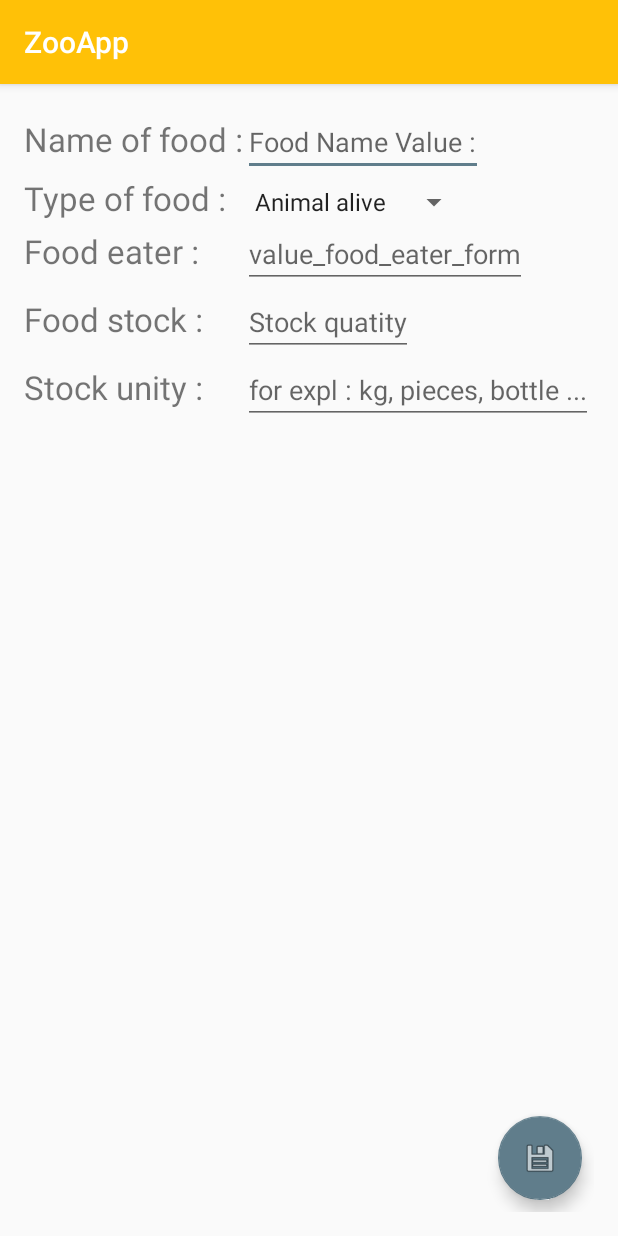
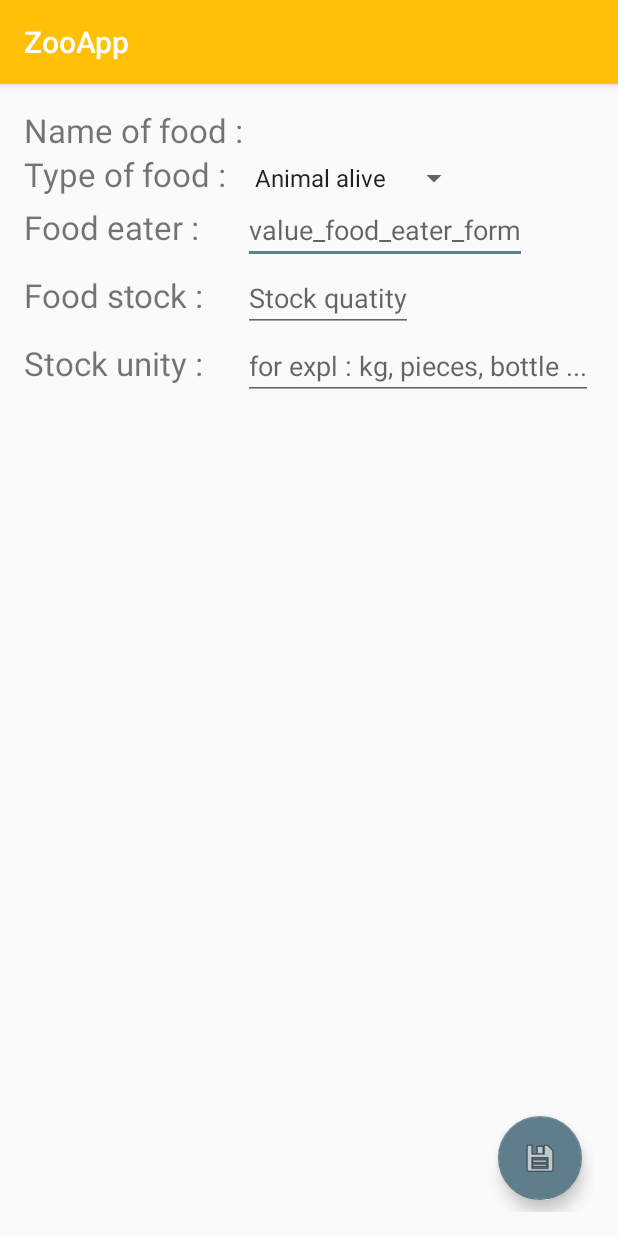
Before and after one commit to tpuch24/zooTeam3Front, an Android app: the FoodUpdateActivity screen opened directly, with no data from a screen before it, on a phone screen of 412 x 824 dp. Run offline under Robolectric (Android 15) with nearby library versions, the phone set to English and light mode, and no system bars; 6 statements that could not run were skipped.

Commit message:
Finish Update Food

```diff
--- a/app/src/main/java/zooapp/jmdel/fr/zooapp/FoodUpdateActivity.java
+++ b/app/src/main/java/zooapp/jmdel/fr/zooapp/FoodUpdateActivity.java
@@ -6,6 +6,8 @@ import android.support.design.widget.FloatingActionButton;
 import android.support.v7.app.AppCompatActivity;
 import android.os.Bundle;
 import android.view.View;
+import android.widget.ArrayAdapter;
+import android.widget.EditText;
 import android.widget.Spinner;
 import android.widget.TextView;
 import android.widget.Toast;
@@ -20,26 +22,40 @@ public class FoodUpdateActivity extends AppCompatActivity {
         super.onCreate(savedInstanceState);
         setContentView(R.layout.activity_food_update);
 
-        FloatingActionButton food = (FloatingActionButton) findViewById(R.id.update_food);
-        food.setOnClickListener(new View.OnClickListener() {
+        Bundle extra = getIntent().getExtras();
+        final Food food = (Food) extra.getSerializable("food");
+
+        // Edit values from object food to fields
+        //non-modifialble Food Name
+            ((TextView)findViewById(R.id.FixedFoodName)).setText(food.getName())  ;
+        //Spiner type
+        Spinner mySpinner = (Spinner)findViewById(R.id.spinnerTypeeFood);
+        int index = 0;
+        for (int i=0;i<mySpinner.getCount();i++){
+            if (mySpinner.getItemAtPosition(i).equals(food.getType())){
+                mySpinner.setSelection(i);
+                break;
+            }
+        }
+        //EditText eater, stock, unity
+        ((EditText)findViewById(R.id.EditTextEater)).setText(food.getEater_type());
+        ((EditText)findViewById(R.id.EditDoubleStock)).setText(String.valueOf(food.getStock()));
+        ((EditText)findViewById(R.id.EditStockUnit)).setText(food.getUnity());
+
+        // On click update-food_bt
+        FloatingActionButton food_update_btn = (FloatingActionButton) findViewById(R.id.update_food_bt);
+        food_update_btn.setOnClickListener(new View.OnClickListener() {
             @Override
             public void onClick(View view) {
-
+                Context context = getApplicationContext();
                 //display a toast
-                Context context = getApplicationContext();
-
-                String text = "Name = " + ((TextView) (findViewById(R.id.EditTextName))).getText().toString() + "\n";
-                text += "Type = " + ((Spinner) (findViewById(R.id.spinnerTypeeFood))).getSelectedItem().toString() + "\n";
-                text += "Eater = " + ((TextView) (findViewById(R.id.EditTextEater))).getText().toString() + "\n";
-                text += "Stock = " + ((TextView) (findViewById(R.id.EditDoubleStock))).getText().toString() + "\n";
-                text += "Stock = " + ((TextView) (findViewById(R.id.EditStockUnit))).getText().toString();
                 int duration = Toast.LENGTH_LONG;
-                Toast toast = Toast.makeText(context, text, duration);
+                Toast toast = Toast.makeText(context, "Enregistrement en cours", duration);
                 toast.show();
 
                 //Update in list
                 Food foodToUpdate = new Food(
-                        ((TextView) (findViewById(R.id.EditTextName))).getText().toString(),
+                        ((TextView) (findViewById(R.id.FixedFoodName))).getText().toString(),
                         ((Spinner) (findViewById(R.id.spinnerTypeeFood))).getSelectedItem().toString(),
                         Double.valueOf(((TextView) (findViewById(R.id.EditDoubleStock))).getText().toString()),
                         ((TextView) (findViewById(R.id.EditStockUnit))).getText().toString(),
@@ -47,7 +63,6 @@ public class FoodUpdateActivity extends AppCompatActivity {
                 );
                 FoodManager.getInstance().update_foodlist(foodToUpdate);
                 finish();
-
             };
         });
     }
--- a/app/src/main/res/layout/activity_food_form.xml
+++ b/app/src/main/res/layout/activity_food_form.xml
@@ -28,7 +28,6 @@
 
             <!--Put form controls here-->
             <TextView
-
                 android:layout_width="wrap_content"
                 android:layout_height="wrap_content"
                 android:text="@string/label_food_name_form"
--- a/app/src/main/res/layout/activity_food_update.xml
+++ b/app/src/main/res/layout/activity_food_update.xml
@@ -27,6 +27,7 @@ tools:context="zooapp.jmdel.fr.zooapp.FoodUpdateActivity">
         android:columnCount="2">
 
         <!--Put form controls here-->
+        <!-- Name of food-->
         <TextView
 
             android:layout_width="wrap_content"
@@ -34,32 +35,34 @@ tools:context="zooapp.jmdel.fr.zooapp.FoodUpdateActivity">
             android:text="@string/label_food_name_form"
             android:textSize="10pt">
         </TextView>
-        <EditText
-            android:id="@+id/EditTextName"
+        <TextView
+            android:id="@+id/FixedFoodName"
+            android:layout_width="wrap_content"
             android:layout_height="wrap_content"
-            android:hint="@string/value_food_name_form"
-            android:inputType="textPersonName"
-            android:layout_width="fill_parent">
-        </EditText>
-
+            android:textSize="10pt">
+        </TextView>
+        <!-- Spiner Type of food-->
         <TextView
             android:layout_width="wrap_content"
             android:layout_height="wrap_content"
             android:text="@string/label_food_type_form"
             android:textSize="10pt">
         </TextView>
+
         <Spinner
             android:id="@+id/spinnerTypeeFood"
             android:layout_width="match_parent"
             android:layout_height="wrap_content"
             android:entries="@array/food_type_array"
             android:prompt="@string/value_food_type_form" />
+        <!-- Eater of food-->
         <TextView
             android:layout_width="wrap_content"
             android:layout_height="wrap_content"
             android:text="Food eater :"
             android:textSize="10pt">
         </TextView>
+
         <EditText
             android:id="@+id/EditTextEater"
             android:layout_height="wrap_content"
@@ -67,12 +70,14 @@ tools:context="zooapp.jmdel.fr.zooapp.FoodUpdateActivity">
             android:inputType="textPersonName"
             android:layout_width="fill_parent">
         </EditText>
+        <!-- Qantity of food-->
         <TextView
             android:layout_width="wrap_content"
             android:layout_height="wrap_content"
             android:text="Food stock :"
             android:textSize="10pt">
         </TextView>
+
         <EditText
             android:id="@+id/EditDoubleStock"
             android:layout_height="wrap_content"
@@ -80,6 +85,7 @@ tools:context="zooapp.jmdel.fr.zooapp.FoodUpdateActivity">
             android:inputType="numberDecimal"
             android:layout_width="fill_parent">
         </EditText>
+        <!-- Unity of qty -->
         <TextView
             android:layout_width="wrap_content"
             android:layout_height="wrap_content"
@@ -97,7 +103,7 @@ tools:context="zooapp.jmdel.fr.zooapp.FoodUpdateActivity">
 </ScrollView>
 
 <android.support.design.widget.FloatingActionButton
-    android:id="@+id/update_food"
+    android:id="@+id/update_food_bt"
     android:layout_width="wrap_content"
     android:layout_height="wrap_content"
     android:layout_gravity="bottom|end"
```
Also changed, not shown: app/src/main/java/zooapp/jmdel/fr/zooapp/FoodDetailActivity.java (+22 -8 lines), app/src/main/java/zooapp/jmdel/fr/zooapp/FoodFormActivity.java (+1 -9 lines), app/src/main/java/zooapp/jmdel/fr/zooapp/model/FoodManager.java (+15 -4 lines).
